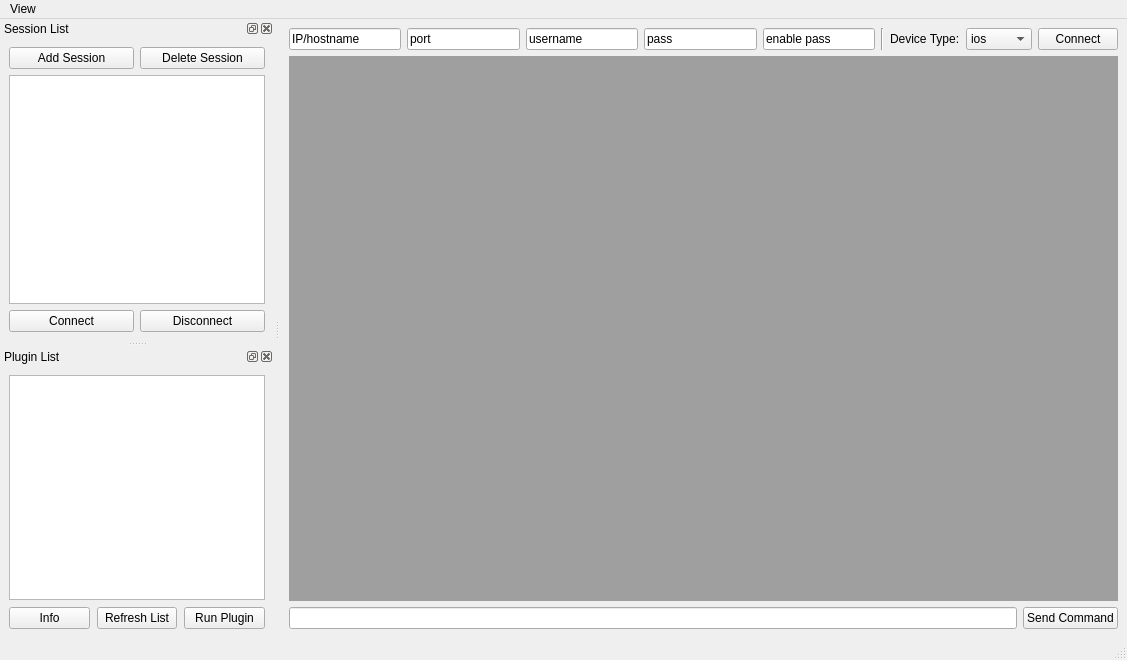
matthewspangler/QtCAT, file cxagui.ui: the form before one commit.
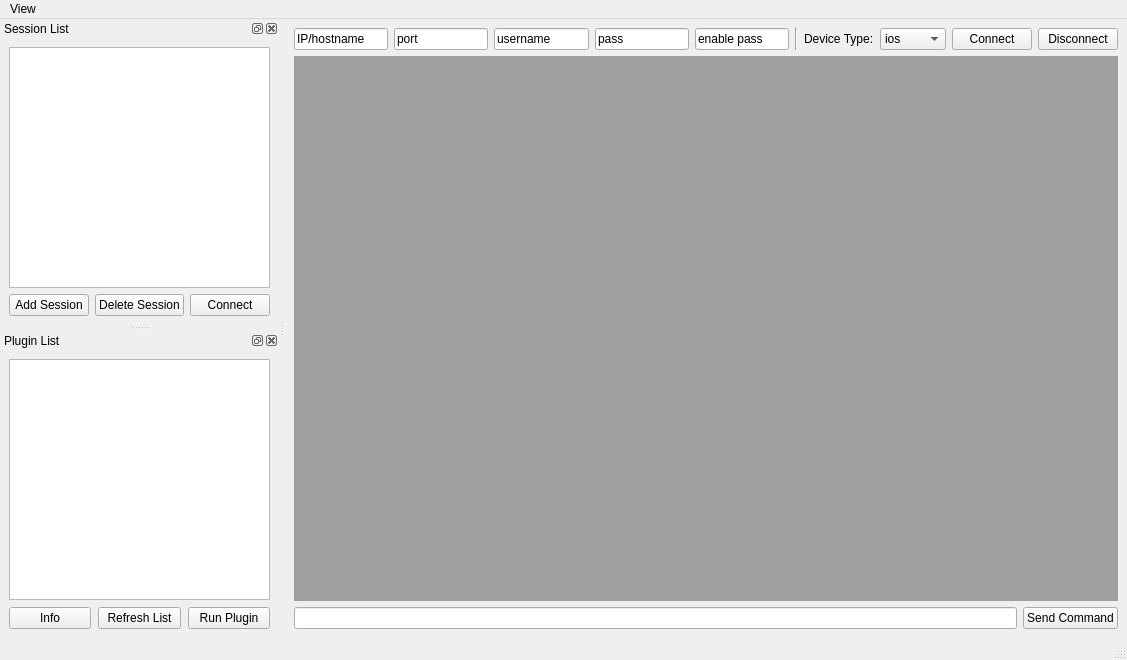
The form after the commit.

Commit message: Updated UI and added send command feature.

```diff
--- a/cxagui.ui
+++ b/cxagui.ui
@@ -98,6 +98,13 @@
         </property>
        </widget>
       </item>
+      <item>
+       <widget class="QPushButton" name="disconnectButton">
+        <property name="text">
+         <string>Disconnect</string>
+        </property>
+       </widget>
+      </item>
      </layout>
     </item>
     <item row="1" column="0">
@@ -165,24 +172,6 @@
     <layout class="QVBoxLayout" name="verticalLayout_3">
      <item>
       <layout class="QVBoxLayout" name="verticalLayout_4">
-       <item>
-        <layout class="QHBoxLayout" name="horizontalLayout_3">
-         <item>
-          <widget class="QPushButton" name="addButton">
-           <property name="text">
-            <string>Add Session</string>
-           </property>
-          </widget>
-         </item>
-         <item>
-          <widget class="QPushButton" name="deleteButton">
-           <property name="text">
-            <string>Delete Session</string>
-           </property>
-          </widget>
-         </item>
-        </layout>
-       </item>
        <item>
         <widget class="QListWidget" name="sessionList">
          <property name="minimumSize">
@@ -195,6 +184,20 @@
        </item>
        <item>
         <layout class="QHBoxLayout" name="horizontalLayout_2">
+         <item>
+          <widget class="QPushButton" name="addButton">
+           <property name="text">
+            <string>Add Session</string>
+           </property>
+          </widget>
+         </item>
+         <item>
+          <widget class="QPushButton" name="deleteButton">
+           <property name="text">
+            <string>Delete Session</string>
+           </property>
+          </widget>
+         </item>
          <item>
           <widget class="QPushButton" name="sessionButton">
            <property name="text">
@@ -202,13 +205,6 @@
            </property>
           </widget>
          </item>
-         <item>
-          <widget class="QPushButton" name="disconnectButton">
-           <property name="text">
-            <string>Disconnect</string>
-           </property>
-          </widget>
-         </item>
         </layout>
        </item>
       </layout>
```
Left out of the diff: 2 changed lines with no effect on the pictures. The commit also changes 3 other files.
